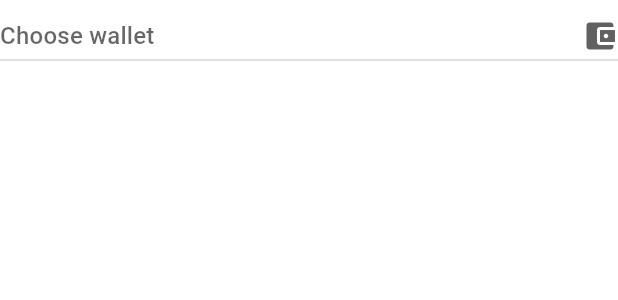
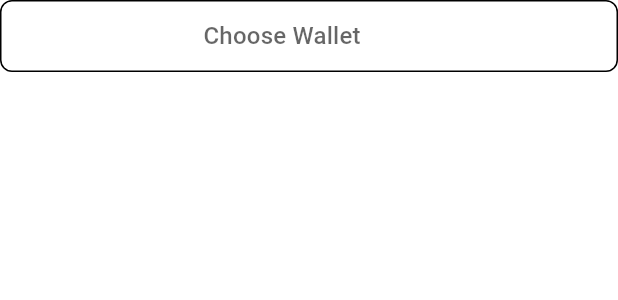
Before and after one commit to ICrossfadE/CoinKeep, a Flutter app: the WallletsMenu widget shown alone on an empty page, opened directly, on a phone screen of 412 x 824 dp. Shown: the top 300 px of the screen. Run offline on Flutter 3.47's test engine with Material 3 defaults, Android fonts, the phone set to English and light mode, and no system bars; our stand-ins replace bloc, card_swiper, cloud_firestore, dio, equatable, firebase_auth and 4 more; missing offline and left inert: random_abstract_avatar; accounts and stored records are empty; network calls fail.

Commit message:
stylig dropdown menu

```diff
--- a/lib/data/models/wallet_model.dart
+++ b/lib/data/models/wallet_model.dart
@@ -2,11 +2,11 @@ import 'package:flutter/material.dart';
 
 class Wallet {
   String walletTitle;
-  int waletProfit = 100;
-  Color waletColor;
+  int walletProfit = 100;
+  Color walletColor;
 
   Wallet(
       {required this.walletTitle,
-      required this.waletProfit,
-      required this.waletColor});
+      required this.walletProfit,
+      required this.walletColor});
 }
--- a/lib/data/utilities/constans/transactionCanstants.dart
+++ b/lib/data/utilities/constans/transactionCanstants.dart
@@ -12,6 +12,14 @@ const transactionTitle = TextStyle(
   fontWeight: FontWeight.bold,
   fontSize: 16,
 );
+
+const dropDownStyle = TextStyle(
+  color: Colors.black,
+  fontFamily: 'PlusJakartaSans',
+  fontWeight: FontWeight.bold,
+  fontSize: 16,
+);
+
 const textBottonStyle =
     TextStyle(fontWeight: FontWeight.bold, color: Colors.white);
 
--- a/lib/presentation/pages/dashboard/walletsList.dart
+++ b/lib/data/utilities/constans/walletsList.dart
@@ -1,6 +1,6 @@
 import 'package:flutter/cupertino.dart';
 
-import '../../../data/models/wallet_model.dart';
+import '../../models/wallet_model.dart';
 
 class WalletsList {
   int _focusedIndex = 0;
@@ -8,41 +8,45 @@ class WalletsList {
   final List<Wallet> _walletData = [
     Wallet(
       walletTitle: 'Total Balance',
-      waletProfit: 100,
-      waletColor: const Color(0xFF51C786),
+      walletProfit: 100,
+      walletColor: const Color(0xFF51C786),
     ),
     Wallet(
       walletTitle: 'Binance',
-      waletProfit: 80,
-      waletColor: const Color(0xFFDDDA34),
+      walletProfit: 80,
+      walletColor: const Color(0xFFF0B800),
     ),
     Wallet(
       walletTitle: 'MetaMask',
-      waletProfit: 60,
-      waletColor: const Color(0xFFF3872F),
+      walletProfit: 60,
+      walletColor: const Color(0xFFF3872F),
     ),
     Wallet(
       walletTitle: 'OKX',
-      waletProfit: 44,
-      waletColor: const Color(0xE8807D7D),
+      walletProfit: 44,
+      walletColor: const Color(0xE8807D7D),
     ),
     Wallet(
       walletTitle: 'Keplr',
-      waletProfit: 10,
-      waletColor: const Color(0xE85491EC),
+      walletProfit: 10,
+      walletColor: const Color(0xE85491EC),
     ),
   ];
+
+  List<Wallet> getAllWallets() {
+    return _walletData;
+  }
 
   String getWalletsTitle(int index) {
     return _walletData[index].walletTitle;
   }
 
   String getWalletsPercent(int index) {
-    return _walletData[index].waletProfit.toString();
+    return _walletData[index].walletProfit.toString();
   }
 
   Color getWalletColor(int index) {
-    return _walletData[index].waletColor;
+    return _walletData[index].walletColor;
   }
 
   int getWalletsLength() {
--- a/lib/presentation/pages/dashboard/widgets/HorizontalScrollList.dart
+++ b/lib/presentation/pages/dashboard/widgets/HorizontalScrollList.dart
@@ -1,4 +1,4 @@
-import 'package:CoinKeep/presentation/pages/dashboard/walletsList.dart';
+import 'package:CoinKeep/data/utilities/constans/walletsList.dart';
 import 'package:card_swiper/card_swiper.dart';
 import 'package:flutter/material.dart';
 import '../widgetConstans.dart';
--- a/lib/presentation/pages/transactions/TransactionsPage.dart
+++ b/lib/presentation/pages/transactions/TransactionsPage.dart
@@ -8,7 +8,6 @@ class TransactionsPage extends StatelessWidget {
   @override
   Widget build(BuildContext context) {
     final colorScheme = Theme.of(context).colorScheme;
-    // final fullScreenHeight = MediaQuery.of(context).size.height;
 
     return Scaffold(
       body: const SizedBox(
--- a/lib/presentation/pages/transactions/widgets/CoinList.dart
+++ b/lib/presentation/pages/transactions/widgets/CoinList.dart
@@ -86,6 +86,7 @@ class CoinListWidget extends StatelessWidget {
                                   child: TraideButtons(),
                                 ),
                                 const WallletsMenu(),
+                                const SizedBox(height: 10),
                                 const PurchaseForm(),
                               ],
                             ),
--- a/lib/presentation/pages/transactions/widgets/WallletsMenu.dart
+++ b/lib/presentation/pages/transactions/widgets/WallletsMenu.dart
@@ -1,4 +1,9 @@
+import 'package:CoinKeep/data/utilities/constans/transactionCanstants.dart';
+import 'package:CoinKeep/data/utilities/constans/walletsList.dart';
+import 'package:flutter/cupertino.dart';
 import 'package:flutter/material.dart';
+
+import '../../../../data/models/wallet_model.dart';
 
 class WallletsMenu extends StatefulWidget {
   const WallletsMenu({super.key});
@@ -10,28 +15,71 @@ class WallletsMenu extends StatefulWidget {
 class _WallletsMenuState extends State<WallletsMenu> {
   String? chooseWalet;
 
+  List<Wallet> walletsList = WalletsList().getAllWallets();
+
   void _changeWallet(wallet) {
     setState(() {
       chooseWalet = wallet;
     });
   }
 
+  List<DropdownMenuItem<String>> getDropdownMenuItem(List<Wallet> list) {
+    List<DropdownMenuItem<String>> items = [];
+
+    for (Wallet wallet in list.skip(1)) {
+      var newItem = DropdownMenuItem<String>(
+        value: wallet.walletTitle,
+        child: Padding(
+          padding: const EdgeInsets.symmetric(horizontal: 10, vertical: 0),
+          child: Container(
+            decoration: BoxDecoration(
+              color: wallet.walletColor,
+              borderRadius: BorderRadius.circular(8),
+            ),
+            child: Row(
+              children: [
+                Expanded(
+                  child: Padding(
+                    // Вирішити проблему з паддінгами
+                    padding: const EdgeInsets.symmetric(vertical: 0),
+                    child: Text(
+                      wallet.walletTitle,
+                      style: dropDownStyle,
+                      textAlign: TextAlign.center,
+                    ),
+                  ),
+                ),
+              ],
+            ),
+          ),
+        ),
+      );
+
+      items.add(newItem);
+    }
+
+    return items;
+  }
+
   @override
   Widget build(BuildContext context) {
-    return DropdownButton<String>(
-      hint: const Text('Choose wallet'),
+    return DropdownButtonFormField<String>(
+      isExpanded: true,
       value: chooseWalet,
-      isExpanded: true,
-      borderRadius: BorderRadius.circular(10),
-      icon: const Icon(Icons.account_balance_wallet),
-      items: const [
-        DropdownMenuItem(value: 'Binance', child: Text('Binance')),
-        DropdownMenuItem(value: 'MetaMask', child: Text('MetaMask')),
-        DropdownMenuItem(value: 'OKEx', child: Text('OKEx')),
-        DropdownMenuItem(value: 'Keplr', child: Text('Keplr')),
-      ],
-      onChanged: (value) {
-        _changeWallet(value);
+      hint: const Center(child: Text('Choose Wallet')),
+      icon: const Padding(padding: EdgeInsets.only(right: 0)),
+      items: getDropdownMenuItem(walletsList),
+      decoration: InputDecoration(
+        contentPadding: EdgeInsets.zero,
+        border: OutlineInputBorder(
+          borderRadius: BorderRadius.circular(8),
+        ),
+        filled: true,
+      ),
+      onChanged: (String? newValue) {
+        setState(() {
+          chooseWalet = newValue;
+        });
       },
     );
   }
```
